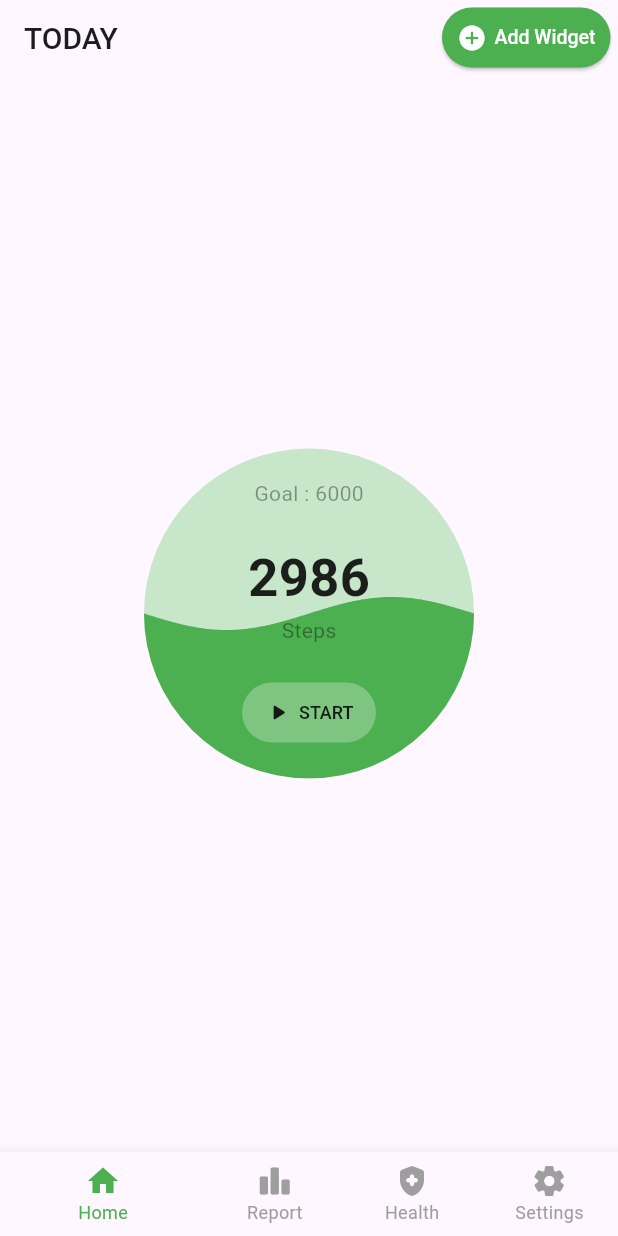
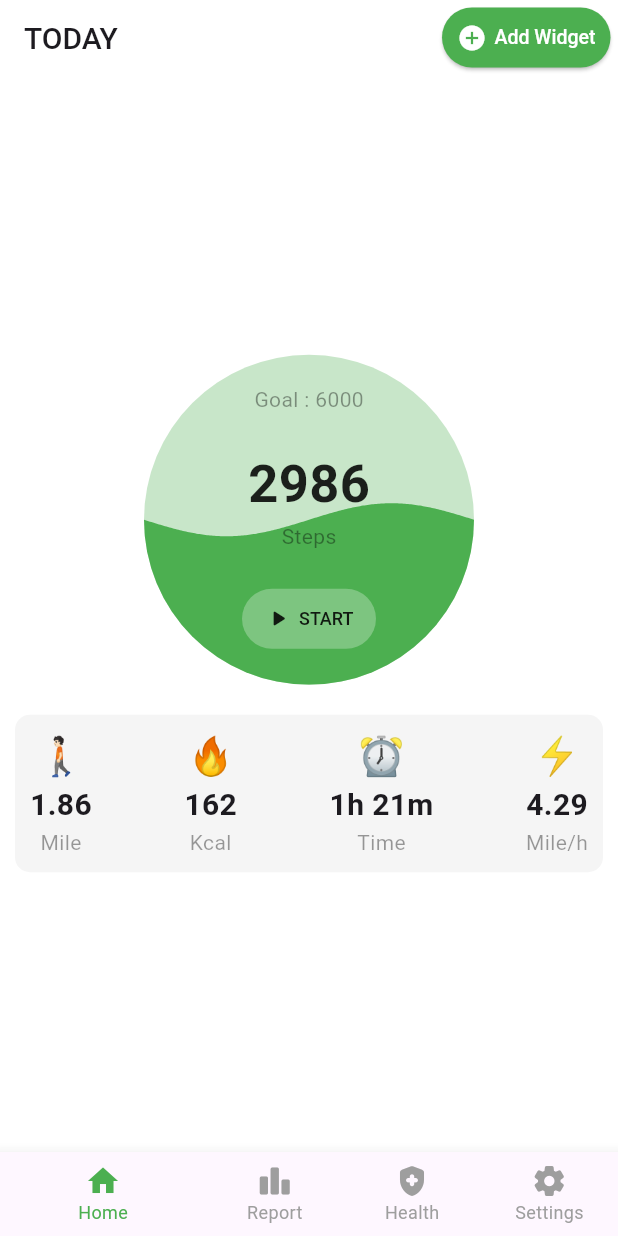
Before and after one commit to joharkhan99/healthtrack, a Flutter app: the screen it shows after launch, on a phone screen of 412 x 824 dp. Run offline on Flutter 3.47's test engine with Material 3 defaults, Android fonts, the phone set to English and light mode, and no system bars; our stand-ins replace liquid_progress_indicator_v2.

Commit message:
Add PedometerStatsbar widget and update UI in HomeScreen and PedometerAppBar

```diff
--- a/lib/src/screens/pedometer_home_screen.dart
+++ b/lib/src/screens/pedometer_home_screen.dart
@@ -2,6 +2,7 @@ import 'package:flutter/material.dart';
 import 'package:healthtrack/src/widgets/pedometer_appbar.dart';
 import 'package:healthtrack/src/widgets/pedometer_bottom_navigation.dart';
 import 'package:healthtrack/src/widgets/pedometer_liquid_progress.dart';
+import 'package:healthtrack/src/widgets/pedometer_statsbar.dart';
 
 class HomeScreen extends StatelessWidget {
   const HomeScreen({super.key});
@@ -9,12 +10,21 @@ class HomeScreen extends StatelessWidget {
   @override
   Widget build(BuildContext context) {
     return const Scaffold(
+      backgroundColor: Colors.white,
       appBar: PedometerAppBar(),
       bottomNavigationBar: PedoMeterBottomNavigation(),
       body: Center(
-        child: Column(
-          mainAxisAlignment: MainAxisAlignment.center,
-          children: [PedometerLiquidProgress()],
+        child: Padding(
+          padding: EdgeInsets.symmetric(horizontal: 10),
+          child: Column(
+            mainAxisAlignment: MainAxisAlignment.center,
+            crossAxisAlignment: CrossAxisAlignment.center,
+            children: [
+              PedometerLiquidProgress(),
+              SizedBox(height: 20),
+              PedometerStatsbar(),
+            ],
+          ),
         ),
       ),
     );
--- a/lib/src/widgets/pedometer_appbar.dart
+++ b/lib/src/widgets/pedometer_appbar.dart
@@ -9,6 +9,8 @@ class PedometerAppBar extends StatelessWidget implements PreferredSizeWidget {
   @override
   Widget build(BuildContext context) {
     return AppBar(
+      elevation: 0,
+      backgroundColor: Colors.white,
       title: const Text(
         'TODAY',
         style: TextStyle(
--- /dev/null
+++ b/lib/src/widgets/pedometer_statsbar.dart
@@ -0,0 +1,102 @@
+import 'package:flutter/material.dart';
+
+class PedometerStatsbar extends StatelessWidget {
+  const PedometerStatsbar({super.key});
+
+  @override
+  Widget build(BuildContext context) {
+    return Container(
+      decoration: BoxDecoration(
+        borderRadius: BorderRadius.circular(10),
+        color: Colors.grey.shade100,
+      ),
+      padding: const EdgeInsets.all(10),
+      child: const Row(
+        crossAxisAlignment: CrossAxisAlignment.center,
+        mainAxisAlignment: MainAxisAlignment.spaceBetween,
+        children: [
+          Column(
+            children: [
+              Text(
+                "🚶🏻",
+                style: TextStyle(fontSize: 25),
+              ),
+              Text(
+                "1.86",
+                style: TextStyle(fontSize: 20, fontWeight: FontWeight.bold),
+              ),
+              Text(
+                "Mile",
+                style: TextStyle(
+                  color: Color.fromARGB(100, 0, 0, 0),
+                  fontSize: 14,
+                  fontWeight: FontWeight.w400,
+                ),
+              ),
+            ],
+          ),
+          Column(
+            children: [
+              Text(
+                "🔥",
+                style: TextStyle(fontSize: 25),
+              ),
+              Text(
+                "162",
+                style: TextStyle(fontSize: 20, fontWeight: FontWeight.bold),
+              ),
+              Text(
+                "Kcal",
+                style: TextStyle(
+                  color: Color.fromARGB(100, 0, 0, 0),
+                  fontSize: 14,
+                  fontWeight: FontWeight.w400,
+                ),
+              ),
+            ],
+          ),
+          Column(
+            children: [
+              Text(
+                "⏰",
+                style: TextStyle(fontSize: 25),
+              ),
+              Text(
+                "1h 21m",
+                style: TextStyle(fontSize: 20, fontWeight: FontWeight.bold),
+              ),
+              Text(
+                "Time",
+                style: TextStyle(
+                  color: Color.fromARGB(100, 0, 0, 0),
+                  fontSize: 14,
+                  fontWeight: FontWeight.w400,
+                ),
+              ),
+            ],
+          ),
+          Column(
+            children: [
+              Text(
+                "⚡",
+                style: TextStyle(fontSize: 25),
+              ),
+              Text(
+                "4.29",
+                style: TextStyle(fontSize: 20, fontWeight: FontWeight.bold),
+              ),
+              Text(
+                "Mile/h",
+                style: TextStyle(
+                  color: Color.fromARGB(100, 0, 0, 0),
+                  fontSize: 14,
+                  fontWeight: FontWeight.w400,
+                ),
+              ),
+            ],
+          ),
+        ],
+      ),
+    );
+  }
+}
--- a/lib/themes/light_theme.dart
+++ b/lib/themes/light_theme.dart
@@ -5,6 +5,7 @@ ThemeData lightTheme = ThemeData(
   primaryColor: Colors.green,
   bottomNavigationBarTheme: const BottomNavigationBarThemeData(
     backgroundColor: Colors.white,
+    // elevation: 0,
     selectedItemColor: Colors.green,
     unselectedItemColor: Colors.grey,
     selectedLabelStyle: TextStyle(color: Colors.green, fontSize: 12),
```
